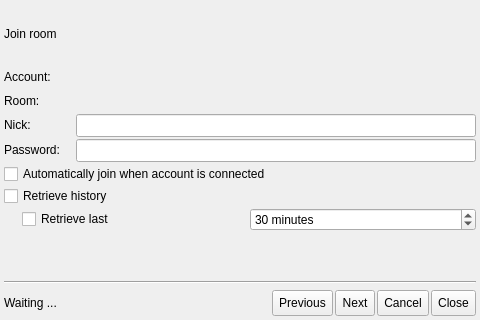
itds-consulting/yate, file share/skins/default/joinmucwizard.ui: the form before one commit.
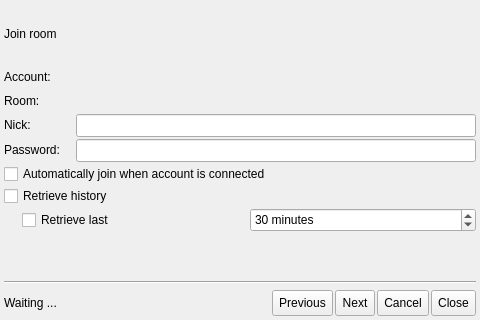
The form after the commit. The open tabs and pages were chosen to show the change. Icons and pictures are not drawn.

```diff
--- a/share/skins/default/joinmucwizard.ui
+++ b/share/skins/default/joinmucwizard.ui
@@ -762,13 +762,13 @@
            <property name="minimumSize" >
             <size>
              <width>0</width>
-             <height>23</height>
+             <height>24</height>
             </size>
            </property>
            <property name="maximumSize" >
             <size>
              <width>16777215</width>
-             <height>23</height>
+             <height>24</height>
             </size>
            </property>
            <property name="suffix" >
```
